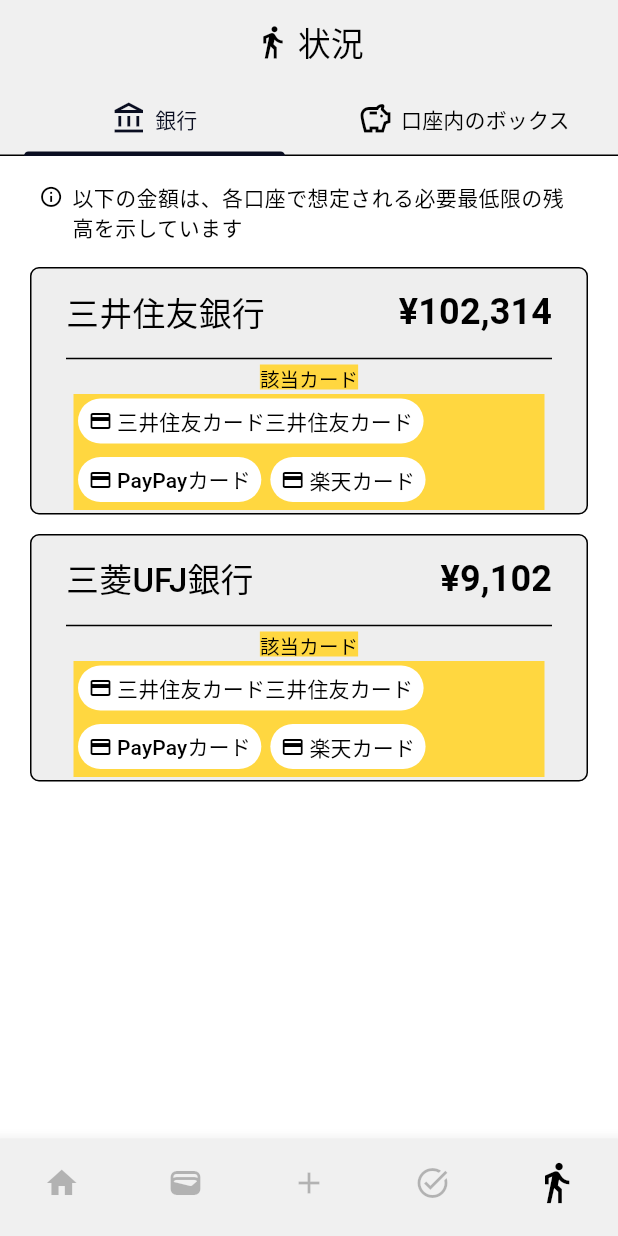
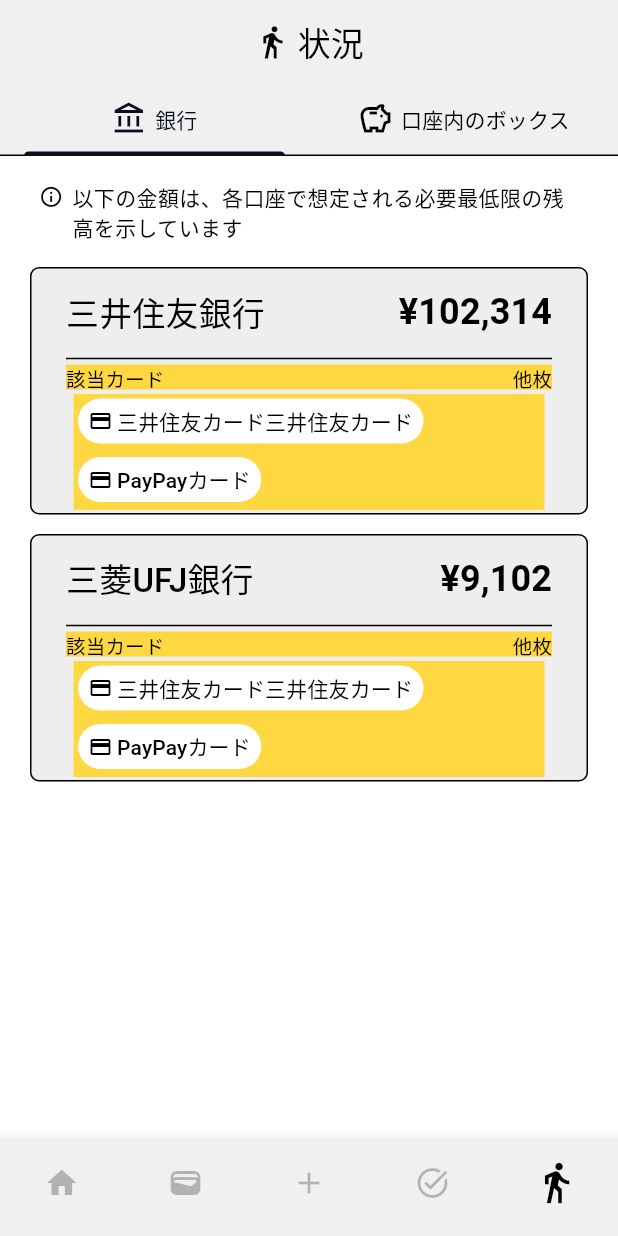
Before and after one commit to laughtaone/creeasy, a Flutter app: the screen it shows after launch, item 5 of the bottom bar chosen, on a phone screen of 412 x 824 dp. Run offline on Flutter 3.47's test engine with Material 3 defaults, Android fonts, the phone set to English and light mode, and no system bars; our stand-ins replace auto_size_text, font_awesome_flutter, settings_ui; Roboto replaces fonts that are missing (MPlus1p).

Commit message:
git checkout statusするため

```diff
--- a/lib/status/status_bank_tile_comp.dart
+++ b/lib/status/status_bank_tile_comp.dart
@@ -77,8 +77,14 @@ class StatusBankTileComp extends StatelessWidget {
                     flex: 1,
                     child: Container(
                       color: Colors.amberAccent,
-                      // alignment: Alignment.centerLeft,
-                      child: Text('該当カード', style: TextStyle(fontSize: 13, color: Colors.black),)
+                      alignment: Alignment.centerLeft,
+                      child: Row(
+                        mainAxisAlignment: MainAxisAlignment.spaceBetween,
+                        children: [
+                          Text('該当カード', style: TextStyle(fontSize: 13, color: Colors.black),),
+                          Text('他枚', style: TextStyle(fontSize: 13, color: Colors.black),),
+                        ],
+                      )
                     )
                   ),
                   Expanded(
@@ -99,7 +105,7 @@ class StatusBankTileComp extends StatelessWidget {
                             crossAxisAlignment: WrapCrossAlignment.start,
                             spacing: 0, // アイテム間の水平スペース
                             runSpacing: 3.0, // アイテム間の垂直スペース
-                            children: gaitoCard.take(4).map((cardName) => cardIconNameComp(cardName)).toList(),
+                            children: gaitoCard.take(2).map((cardName) => cardIconNameComp(cardName)).toList(),
                           ),
                         ),
                       ),
```
